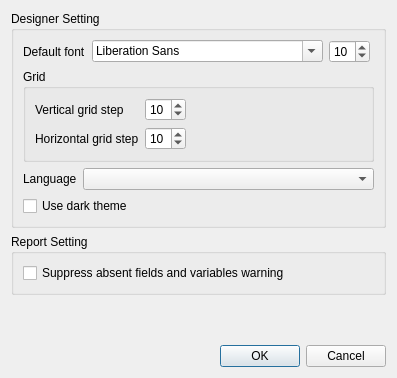
The window that limereport/lrsettingdialog.ui (fralx/LimeReport) describes before a commit, drawn with Qt 5.
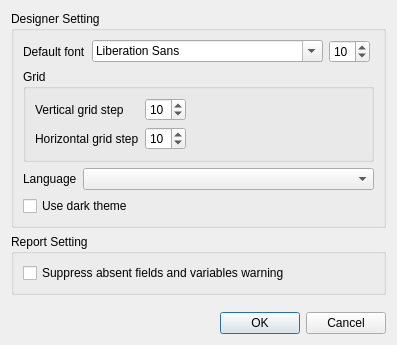
The same window after the commit.

Patch:
```diff
--- a/limereport/lrsettingdialog.ui
+++ b/limereport/lrsettingdialog.ui
@@ -7,11 +7,11 @@
     <x>0</x>
     <y>0</y>
     <width>397</width>
-    <height>378</height>
+    <height>345</height>
    </rect>
   </property>
   <property name="sizePolicy">
-   <sizepolicy hsizetype="Preferred" vsizetype="Minimum">
+   <sizepolicy hsizetype="Preferred" vsizetype="MinimumExpanding">
     <horstretch>0</horstretch>
     <verstretch>0</verstretch>
    </sizepolicy>
@@ -20,6 +20,9 @@
    <string>Designer setting</string>
   </property>
   <layout class="QVBoxLayout" name="verticalLayout_3">
+   <property name="sizeConstraint">
+    <enum>QLayout::SetDefaultConstraint</enum>
+   </property>
    <item>
     <widget class="QGroupBox" name="groupBox_3">
      <property name="title">
```
